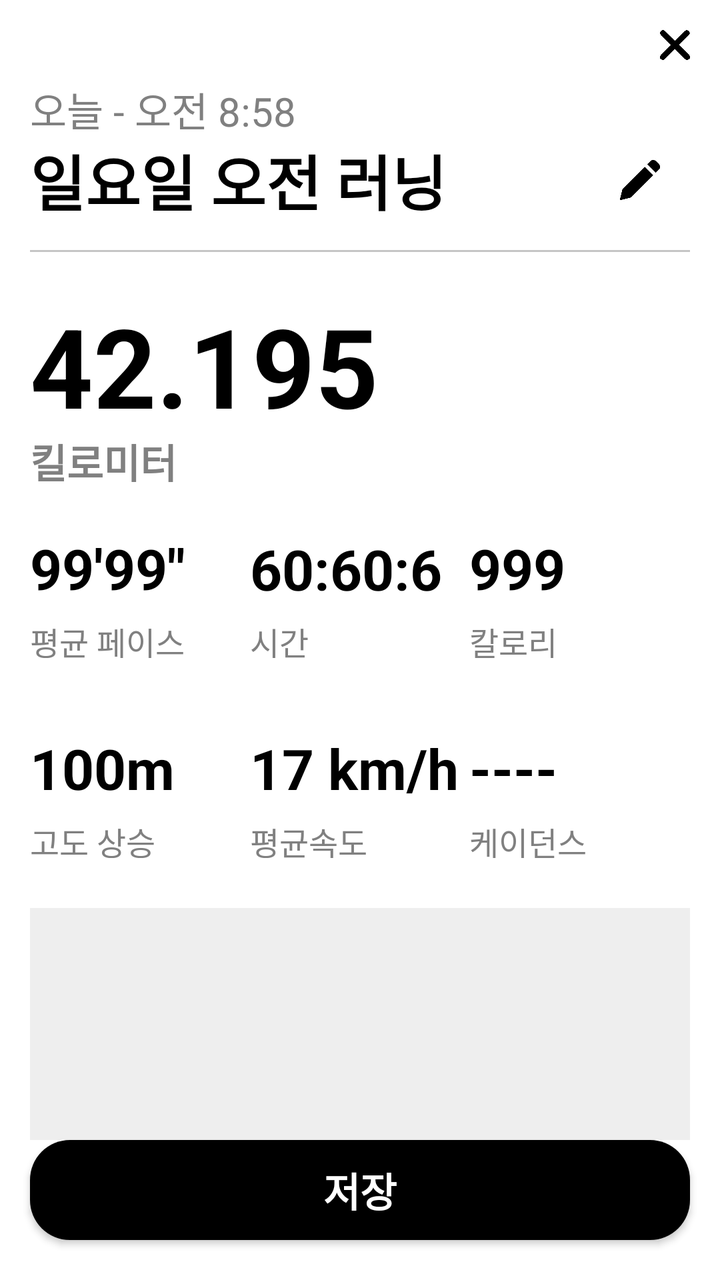
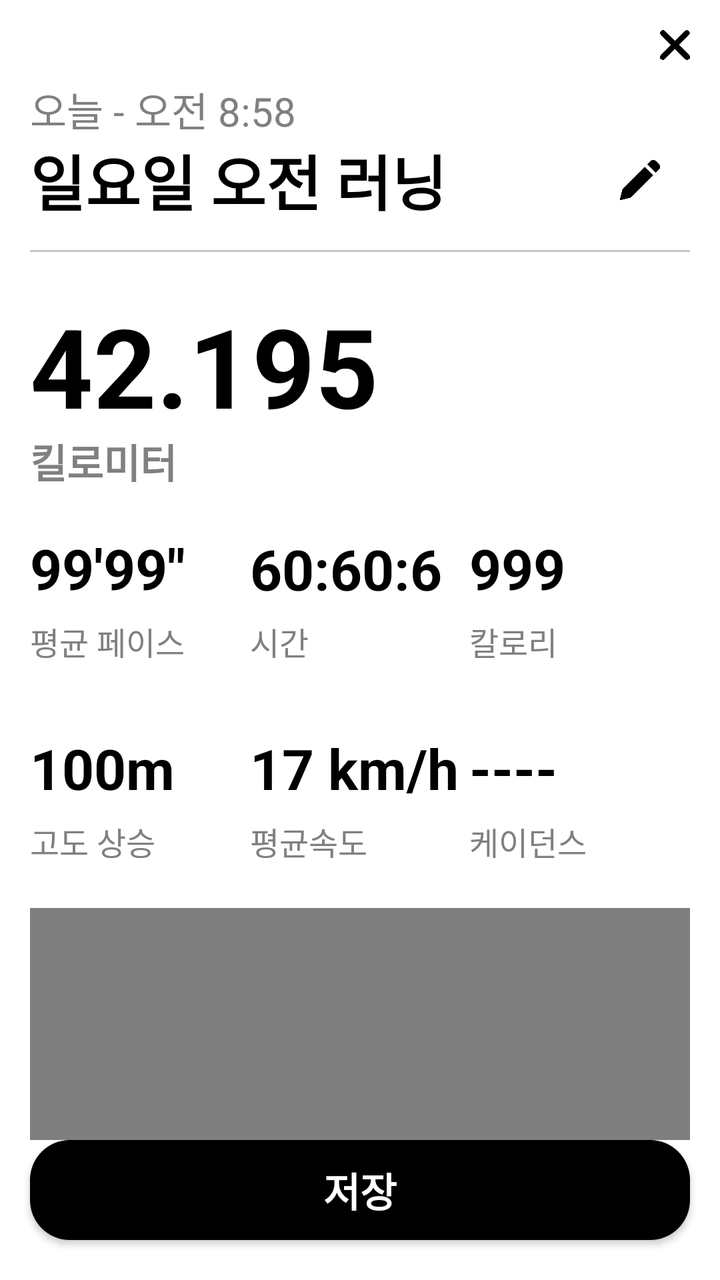

Screens rendered from an Android XML layout before and after an edit, with the pre-edit source and the edit as a unified diff.
<!-- AndroidManifest.xml: application theme Theme.RunningProject -->
<!-- res/layout/running_result_activity.xml -->
<?xml version="1.0" encoding="utf-8"?>
<androidx.constraintlayout.widget.ConstraintLayout
    xmlns:android="http://schemas.android.com/apk/res/android"
    xmlns:app="http://schemas.android.com/apk/res-auto"
    android:layout_width="match_parent"
    android:layout_height="match_parent"
    android:background="@color/white"
    >

    
    
    
    <androidx.core.widget.NestedScrollView
        android:id="@+id/scroll_view"
        android:layout_width="0dp"
        android:layout_height="0dp"
        android:fillViewport="true"
        app:layout_constraintTop_toTopOf="parent"
        app:layout_constraintBottom_toTopOf="@id/btn_save"
        app:layout_constraintStart_toStartOf="parent"
        app:layout_constraintEnd_toEndOf="parent"
        >

        <androidx.constraintlayout.widget.ConstraintLayout
            android:layout_width="match_parent"
            android:layout_height="wrap_content"
            >

            <ImageView
                android:id="@+id/close_btn"
                android:layout_width="15dp"
                android:layout_height="15dp"
                android:layout_marginTop="15dp"
                android:layout_marginEnd="15dp"
                android:src="@drawable/close"
                app:layout_constraintEnd_toEndOf="parent"
                app:layout_constraintTop_toTopOf="parent"
                />

            <androidx.constraintlayout.widget.ConstraintLayout
                android:id="@+id/result_container"
                android:layout_width="0dp"
                android:layout_height="wrap_content"
                android:layout_marginTop="10dp"
                android:layout_marginStart="15dp"
                android:layout_marginEnd="15dp"
                android:layout_marginBottom="20dp"
                app:layout_constraintTop_toBottomOf="@id/close_btn"
                app:layout_constraintStart_toStartOf="parent"
                app:layout_constraintEnd_toEndOf="parent"
                >

                <TextView
                    android:id="@+id/date_tv"
                    android:layout_width="0dp"
                    android:layout_height="25dp"
                    android:gravity="center_vertical"
                    android:text="오늘 - 오전 8:58"
                    android:textColor="#808080"
                    android:textSize="20sp"
                    app:layout_constraintTop_toTopOf="parent"
                    app:layout_constraintStart_toStartOf="parent"
                    app:layout_constraintEnd_toEndOf="parent"
                    />

                <LinearLayout
                    android:id="@+id/running_fl"
                    android:layout_width="0dp"
                    android:layout_height="50dp"
                    android:orientation="horizontal"
                    android:gravity="center_vertical"
                    app:layout_constraintTop_toBottomOf="@id/date_tv"
                    app:layout_constraintStart_toStartOf="parent"
                    app:layout_constraintEnd_toEndOf="parent"
                    >

                    <EditText
                        android:id="@+id/day_tv"
                        android:layout_width="0dp"
                        android:layout_height="match_parent"
                        android:layout_weight="1"
                        android:gravity="center_vertical"
                        android:text="일요일 오전 러닝"
                        android:textColor="@color/black"
                        android:textSize="30sp"
                        android:textStyle="bold"
                        android:background="@null"
                        android:maxLines="1"
                        android:ellipsize="end"
                        />

                    <ImageView
                        android:id="@+id/edit_iv"
                        android:layout_width="20dp"
                        android:layout_height="20dp"
                        android:layout_marginStart="10dp"
                        android:layout_marginEnd="15dp"
                        android:src="@drawable/edit"
                        />

                </LinearLayout>

                <View
                    android:id="@+id/view"
                    android:layout_width="0dp"
                    android:layout_height="1dp"
                    android:layout_marginTop="10dp"
                    android:background="#C5C5C5"
                    app:layout_constraintTop_toBottomOf="@id/running_fl"
                    app:layout_constraintStart_toStartOf="parent"
                    app:layout_constraintEnd_toEndOf="parent"
                    />

                <TextView
                    android:id="@+id/km_tv"
                    android:layout_width="0dp"
                    android:layout_height="70dp"
                    android:layout_marginTop="20dp"
                    android:gravity="center_vertical"
                    android:text="42.195"
                    android:textColor="@color/black"
                    android:textSize="55sp"
                    android:textStyle="bold"
                    app:layout_constraintTop_toBottomOf="@id/view"
                    app:layout_constraintStart_toStartOf="parent"
                    app:layout_constraintEnd_toEndOf="parent"
                    />

                <TextView
                    android:id="@+id/tv_1"
                    android:layout_width="0dp"
                    android:layout_height="28dp"
                    android:gravity="center_vertical"
                    android:text="킬로미터"
                    android:textColor="#808080"
                    android:textSize="20sp"
                    android:textStyle="bold"
                    app:layout_constraintTop_toBottomOf="@id/km_tv"
                    app:layout_constraintStart_toStartOf="parent"
                    app:layout_constraintEnd_toEndOf="parent"
                    />

                <androidx.constraintlayout.widget.ConstraintLayout
                    android:id="@+id/statistics_fl"
                    android:layout_width="0dp"
                    android:layout_height="170dp"
                    android:layout_marginTop="15dp"
                    app:layout_constraintTop_toBottomOf="@id/tv_1"
                    app:layout_constraintStart_toStartOf="parent"
                    app:layout_constraintEnd_toEndOf="parent"
                    >

                    
                    <LinearLayout
                        android:id="@+id/pace_layout"
                        android:layout_width="0dp"
                        android:layout_height="70dp"
                        android:orientation="vertical"
                        app:layout_constraintWidth_percent="0.333"
                        app:layout_constraintStart_toStartOf="parent"
                        app:layout_constraintTop_toTopOf="parent"
                        >

                        <TextView
                            android:id="@+id/average_pace_tv"
                            android:layout_width="match_parent"
                            android:layout_height="50dp"
                            android:gravity="center_vertical"
                            android:text="99'99&quot;"
                            android:textColor="@color/black"
                            android:textSize="28sp"
                            android:textStyle="bold"
                            />

                        <TextView
                            android:layout_width="match_parent"
                            android:layout_height="match_parent"
                            android:gravity="center_vertical"
                            android:text="평균 페이스"
                            android:textColor="#808080"
                            android:textSize="16sp"
                            />

                    </LinearLayout>

                    
                    <LinearLayout
                        android:id="@+id/time_layout"
                        android:layout_width="0dp"
                        android:layout_height="70dp"
                        android:orientation="vertical"
                        app:layout_constraintWidth_percent="0.333"
                        app:layout_constraintStart_toEndOf="@id/pace_layout"
                        app:layout_constraintTop_toTopOf="parent"
                        >

                        <TextView
                            android:id="@+id/time_tv"
                            android:layout_width="match_parent"
                            android:layout_height="50dp"
                            android:gravity="center_vertical"
                            android:text="60:60:60"
                            android:textColor="@color/black"
                            android:textSize="28sp"
                            android:textStyle="bold"
                            android:maxLines="1"
                            />

                        <TextView
                            android:layout_width="match_parent"
                            android:layout_height="match_parent"
                            android:gravity="center_vertical"
                            android:text="시간"
                            android:textColor="#808080"
                            android:textSize="16sp"
                            />

                    </LinearLayout>

                    
                    <LinearLayout
                        android:id="@+id/calorie_layout"
                        android:layout_width="0dp"
                        android:layout_height="70dp"
                        android:orientation="vertical"
                        app:layout_constraintStart_toEndOf="@id/time_layout"
                        app:layout_constraintEnd_toEndOf="parent"
                        app:layout_constraintTop_toTopOf="parent"
                        >

                        <TextView
                            android:id="@+id/calorie_tv"
                            android:layout_width="match_parent"
                            android:layout_height="50dp"
                            android:gravity="center_vertical"
                            android:text="999"
                            android:textColor="@color/black"
                            android:textSize="28sp"
                            android:textStyle="bold"
                            />

                        <TextView
                            android:layout_width="match_parent"
                            android:layout_height="match_parent"
                            android:gravity="center_vertical"
                            android:text="칼로리"
                            android:textColor="#808080"
                            android:textSize="16sp"
                            />

                    </LinearLayout>

                    
                    <LinearLayout
                        android:id="@+id/distance_layout"
                        android:layout_width="0dp"
                        android:layout_height="70dp"
                        android:orientation="vertical"
                        app:layout_constraintWidth_percent="0.333"
                        app:layout_constraintStart_toStartOf="parent"
                        app:layout_constraintBottom_toBottomOf="parent"
                        >

                        <TextView
                            android:id="@+id/distance_tv"
                            android:layout_width="match_parent"
                            android:layout_height="50dp"
                            android:gravity="center_vertical"
                            android:text="100m"
                            android:textColor="@color/black"
                            android:textSize="28sp"
                            android:textStyle="bold"
                            />

                        <TextView
                            android:layout_width="match_parent"
                            android:layout_height="match_parent"
                            android:gravity="center_vertical"
                            android:text="고도 상승"
                            android:textColor="#808080"
                            android:textSize="16sp"
                            />

                    </LinearLayout>

                    
                    <LinearLayout
                        android:id="@+id/speed_layout"
                        android:layout_width="0dp"
                        android:layout_height="70dp"
                        android:orientation="vertical"
                        app:layout_constraintWidth_percent="0.333"
                        app:layout_constraintStart_toEndOf="@id/distance_layout"
                        app:layout_constraintBottom_toBottomOf="parent"
                        >

                        <TextView
                            android:id="@+id/averageSpeed_tv"
                            android:layout_width="match_parent"
                            android:layout_height="50dp"
                            android:gravity="center_vertical"
                            android:text="17 km/h"
                            android:textColor="@color/black"
                            android:textSize="28sp"
                            android:textStyle="bold"
                            />

                        <TextView
                            android:layout_width="match_parent"
                            android:layout_height="match_parent"
                            android:gravity="center_vertical"
                            android:text="평균속도"
                            android:textColor="#808080"
                            android:textSize="16sp"
                            />

                    </LinearLayout>

                    
                    <LinearLayout
                        android:id="@+id/cadence_layout"
                        android:layout_width="0dp"
                        android:layout_height="70dp"
                        android:orientation="vertical"
                        app:layout_constraintStart_toEndOf="@id/speed_layout"
                        app:layout_constraintEnd_toEndOf="parent"
                        app:layout_constraintBottom_toBottomOf="parent"
                        >

                        <TextView
                            android:id="@+id/cadence_tv"
                            android:layout_width="match_parent"
                            android:layout_height="50dp"
                            android:gravity="center_vertical"
                            android:text="----"
                            android:textColor="@color/black"
                            android:textSize="28sp"
                            android:textStyle="bold"
                            />

                        <TextView
                            android:layout_width="match_parent"
                            android:layout_height="match_parent"
                            android:gravity="center_vertical"
                            android:text="케이던스"
                            android:textColor="#808080"
                            android:textSize="16sp"
                            />

                    </LinearLayout>

                </androidx.constraintlayout.widget.ConstraintLayout>

                <ImageView
                    android:id="@+id/result_map_image"
                    android:layout_width="0dp"
                    android:layout_height="300dp"
                    android:scaleType="fitCenter"
                    app:layout_constraintTop_toBottomOf="@id/statistics_fl"
                    app:layout_constraintStart_toStartOf="parent"
                    app:layout_constraintEnd_toEndOf="parent"
                    android:layout_marginTop="25dp"
                    android:background="#EEEEEE"
                    />

                <View
                    android:id="@+id/bottom_space"
                    android:layout_width="0dp"
                    android:layout_height="20dp"
                    app:layout_constraintTop_toBottomOf="@id/result_map_image"
                    app:layout_constraintBottom_toBottomOf="parent"
                    app:layout_constraintStart_toStartOf="parent"
                    app:layout_constraintEnd_toEndOf="parent"
                    />

            </androidx.constraintlayout.widget.ConstraintLayout>

        </androidx.constraintlayout.widget.ConstraintLayout>

    </androidx.core.widget.NestedScrollView>

    
    
    
    <androidx.appcompat.widget.AppCompatButton
        android:id="@+id/btn_save"
        android:layout_width="0dp"
        android:layout_height="50dp"
        android:layout_marginStart="15dp"
        android:layout_marginEnd="15dp"
        android:layout_marginBottom="20dp"
        android:background="@drawable/save_btn"
        android:text="저장"
        android:textColor="@color/white"
        android:textSize="20sp"
        android:textStyle="bold"
        app:layout_constraintBottom_toBottomOf="parent"
        app:layout_constraintStart_toStartOf="parent"
        app:layout_constraintEnd_toEndOf="parent"
        />

</androidx.constraintlayout.widget.ConstraintLayout>
<!-- resources referenced by this layout -->
<resources>
  <color name="black">#FF000000</color>
  <color name="white">#FFFFFFFF</color>
  <!-- drawable close: png bitmap (drawable, 9732 bytes) -->
  <!-- drawable edit: png bitmap (drawable, 6624 bytes) -->
  <!-- drawable save_btn (drawable) -->
  <?xml version="1.0" encoding="utf-8"?>
  <shape
      xmlns:android="http://schemas.android.com/apk/res/android"
      >
  
      <corners
          android:radius="20dp"
          />
  
      <solid
          android:color="#000000"
          />
  
  </shape>
  <style name="Theme.RunningProject" parent="Base.Theme.RunningProject" />
  <style name="Base.Theme.RunningProject" parent="Theme.Material3.DayNight.NoActionBar">
          
          
      </style>
</resources>

<!-- the commit's change to res/layout/running_result_activity.xml (unified diff, before → after) -->
@@ -15,6 +15,7 @@
         android:layout_width="0dp"
         android:layout_height="0dp"
         android:fillViewport="true"
+        android:overScrollMode="never"
         app:layout_constraintTop_toTopOf="parent"
         app:layout_constraintBottom_toTopOf="@id/btn_save"
         app:layout_constraintStart_toStartOf="parent"
@@ -26,6 +27,7 @@
             android:layout_height="wrap_content"
             >
 
+            
             <ImageView
                 android:id="@+id/close_btn"
                 android:layout_width="15dp"
@@ -37,12 +39,15 @@
                 app:layout_constraintTop_toTopOf="parent"
                 />
 
+            
+            
+            
             <androidx.constraintlayout.widget.ConstraintLayout
                 android:id="@+id/result_container"
                 android:layout_width="0dp"
                 android:layout_height="wrap_content"
+                android:layout_marginStart="15dp"
                 android:layout_marginTop="10dp"
-                android:layout_marginStart="15dp"
                 android:layout_marginEnd="15dp"
                 android:layout_marginBottom="20dp"
                 app:layout_constraintTop_toBottomOf="@id/close_btn"
@@ -50,6 +55,7 @@
                 app:layout_constraintEnd_toEndOf="parent"
                 >
 
+                
                 <TextView
                     android:id="@+id/date_tv"
                     android:layout_width="0dp"
@@ -63,12 +69,13 @@
                     app:layout_constraintEnd_toEndOf="parent"
                     />
 
+                
                 <LinearLayout
                     android:id="@+id/running_fl"
                     android:layout_width="0dp"
                     android:layout_height="50dp"
+                    android:gravity="center_vertical"
                     android:orientation="horizontal"
-                    android:gravity="center_vertical"
                     app:layout_constraintTop_toBottomOf="@id/date_tv"
                     app:layout_constraintStart_toStartOf="parent"
                     app:layout_constraintEnd_toEndOf="parent"
@@ -79,14 +86,14 @@
                         android:layout_width="0dp"
                         android:layout_height="match_parent"
                         android:layout_weight="1"
+                        android:background="@null"
+                        android:ellipsize="end"
                         android:gravity="center_vertical"
+                        android:maxLines="1"
                         android:text="일요일 오전 러닝"
                         android:textColor="@color/black"
                         android:textSize="30sp"
                         android:textStyle="bold"
-                        android:background="@null"
-                        android:maxLines="1"
-                        android:ellipsize="end"
                         />
 
                     <ImageView
@@ -100,6 +107,7 @@
 
                 </LinearLayout>
 
+                
                 <View
                     android:id="@+id/view"
                     android:layout_width="0dp"
@@ -111,6 +119,7 @@
                     app:layout_constraintEnd_toEndOf="parent"
                     />
 
+                
                 <TextView
                     android:id="@+id/km_tv"
                     android:layout_width="0dp"
@@ -140,6 +149,9 @@
                     app:layout_constraintEnd_toEndOf="parent"
                     />
 
+                
+                
+                
                 <androidx.constraintlayout.widget.ConstraintLayout
                     android:id="@+id/statistics_fl"
                     android:layout_width="0dp"
@@ -199,11 +211,11 @@
                             android:layout_width="match_parent"
                             android:layout_height="50dp"
                             android:gravity="center_vertical"
+                            android:maxLines="1"
                             android:text="60:60:60"
                             android:textColor="@color/black"
                             android:textSize="28sp"
                             android:textStyle="bold"
-                            android:maxLines="1"
                             />
 
                         <TextView
@@ -351,18 +363,21 @@
 
                 </androidx.constraintlayout.widget.ConstraintLayout>
 
-                <ImageView
+                
+                
+                
+                <com.kakao.vectormap.MapView
                     android:id="@+id/result_map_image"
                     android:layout_width="0dp"
                     android:layout_height="300dp"
-                    android:scaleType="fitCenter"
-                    app:layout_constraintTop_toBottomOf="@id/statistics_fl"
-                    app:layout_constraintStart_toStartOf="parent"
-                    app:layout_constraintEnd_toEndOf="parent"
                     android:layout_marginTop="25dp"
                     android:background="#EEEEEE"
-                    />
-
+                    app:layout_constraintTop_toBottomOf="@id/statistics_fl"
+                    app:layout_constraintStart_toStartOf="parent"
+                    app:layout_constraintEnd_toEndOf="parent"
+                    />
+
+                
                 <View
                     android:id="@+id/bottom_space"
                     android:layout_width="0dp"
